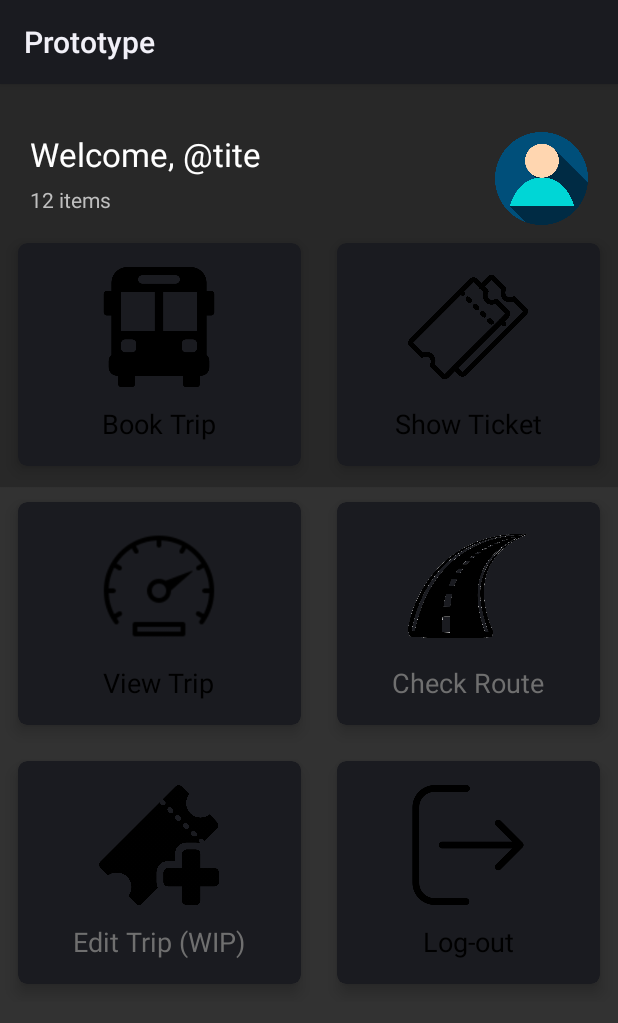
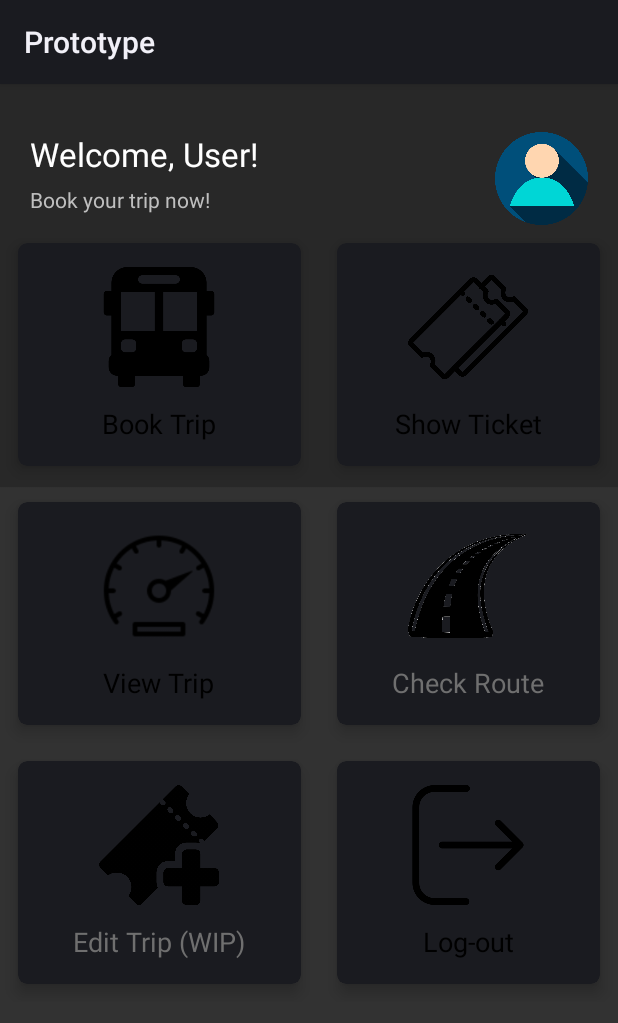
Before and after one commit to Dabidesu/TicketReservation, an Android app: the layout activity_dashboard.xml on its own in the app's theme, with its tools: preview values and no code run, on a phone screen of 412 x 824 dp. Shown: the top 1023 px of the screen. Run offline under Robolectric (Android 15) with nearby library versions, the phone set to English and light mode, and no system bars; Roboto replaces fonts that are not available here.

Commit message:
Working GUI

```diff
--- a/app/src/main/AndroidManifest.xml
+++ b/app/src/main/AndroidManifest.xml
@@ -9,7 +9,11 @@
         android:roundIcon="@mipmap/ic_launcher_round"
         android:supportsRtl="true"
         android:theme="@style/Theme.Prototype">
-        <activity android:name=".Dashboard"></activity>
+        <activity android:name=".Screen_Trip"></activity>
+        <activity android:name=".Screen_Ticket" />
+        <activity android:name=".Screen_Receipt" />
+        <activity android:name=".Screen_Payment" />
+        <activity android:name=".Dashboard" />
         <activity android:name=".Login" />
         <activity android:name=".SplashScreen">
             <intent-filter>
--- a/app/src/main/res/layout/activity_dashboard.xml
+++ b/app/src/main/res/layout/activity_dashboard.xml
@@ -11,7 +11,7 @@
     <LinearLayout
         android:orientation="vertical"
         android:layout_width="match_parent"
-        android:layout_height="match_parent">
+        android:layout_height="wrap_content">
 
         <RelativeLayout
             android:layout_marginTop="32dp"
@@ -21,22 +21,23 @@
             android:layout_height="wrap_content">
 
             <TextView
-                android:id="@+id/txtuser"
+                android:id="@+id/txt_user"
                 android:layout_width="wrap_content"
                 android:layout_height="wrap_content"
-                android:text="Welcome, @tite"
+                android:text="@string/dash_msg1"
                 android:textColor="#FFFFFF"
                 android:textSize="22sp" />
             <TextView
                 android:layout_marginTop="6dp"
-                android:layout_below="@+id/txtuser"
-                android:text="12 items"
+                android:layout_below="@+id/txt_user"
+                android:text="@string/dash_msg2"
                 android:textSize="14sp"
                 android:textColor="#bfbfbf"
                 android:layout_width="wrap_content"
                 android:layout_height="wrap_content" />
 
             <ImageView
+                android:contentDescription="@string/desc"
                 android:layout_width="62dp"
                 android:layout_height="62dp"
                 android:layout_alignParentRight="true"
@@ -69,6 +70,8 @@
                     android:layout_height="match_parent">
 
                     <ImageView
+                        android:id="@+id/dashButton1"
+                        android:contentDescription="@string/desc"
                         android:src="@drawable/dash_bus"
                         android:layout_width="80dp"
                         android:layout_height="80dp"/>
@@ -77,7 +80,7 @@
                         android:layout_marginTop="12dp"
                         android:textColor="#000000"
                         android:textSize="18sp"
-                        android:text="Book Trip"
+                        android:text="@string/dash_msg3"
                         android:layout_width="wrap_content"
                         android:layout_height="wrap_content"/>
                 </LinearLayout>
@@ -100,6 +103,8 @@
                     android:layout_height="match_parent">
 
                     <ImageView
+                        android:id="@+id/dashButton2"
+                        android:contentDescription="@string/desc"
                         android:src="@drawable/dash_show"
                         android:layout_width="80dp"
                         android:layout_height="80dp"/>
@@ -108,7 +113,7 @@
                         android:layout_width="wrap_content"
                         android:layout_height="wrap_content"
                         android:layout_marginTop="12dp"
-                        android:text="Show Ticket"
+                        android:text="@string/dash_msg4"
                         android:textColor="#000000"
                         android:textSize="18sp" />
                 </LinearLayout>
@@ -131,6 +136,8 @@
                     android:layout_height="match_parent">
 
                     <ImageView
+                        android:id="@+id/dashButton3"
+                        android:contentDescription="@string/desc"
                         android:src="@drawable/dash_trip"
                         android:layout_width="80dp"
                         android:layout_height="80dp"/>
@@ -139,7 +146,7 @@
                         android:layout_marginTop="12dp"
                         android:textColor="#000000"
                         android:textSize="18sp"
-                        android:text="View Trip"
+                        android:text="@string/dash_msg5"
                         android:layout_width="wrap_content"
                         android:layout_height="wrap_content"/>
                 </LinearLayout>
@@ -162,6 +169,8 @@
                     android:layout_height="match_parent">
 
                     <ImageView
+                        android:id="@+id/dashButton4"
+                        android:contentDescription="@string/desc"
                         android:src="@drawable/dash_route"
                         android:layout_width="80dp"
                         android:layout_height="80dp"/>
@@ -170,7 +179,7 @@
                         android:layout_width="wrap_content"
                         android:layout_height="wrap_content"
                         android:layout_marginTop="12dp"
-                        android:text="Check Route"
+                        android:text="@string/dash_msg6"
                         android:textColor="#6f6f6f"
                         android:textSize="18sp" />
                 </LinearLayout>
@@ -192,6 +201,8 @@
                     android:layout_height="match_parent">
 
                     <ImageView
+                        android:id="@+id/dashButton5"
+                        android:contentDescription="@string/desc"
                         android:src="@drawable/dash_edit"
                         android:layout_width="80dp"
                         android:layout_height="80dp"/>
@@ -200,7 +211,7 @@
                         android:layout_width="wrap_content"
                         android:layout_height="wrap_content"
                         android:layout_marginTop="12dp"
-                        android:text="Edit Trip (WIP)"
+                        android:text="@string/dash_msg7"
                         android:textColor="#6f6f6f"
                         android:textSize="18sp" />
                 </LinearLayout>
@@ -223,6 +234,8 @@
                     android:layout_height="match_parent">
 
                     <ImageView
+                        android:id="@+id/dashButton6"
+                        android:contentDescription="@string/desc"
                         android:src="@drawable/dash_logout"
                         android:layout_width="80dp"
                         android:layout_height="80dp"/>
@@ -231,7 +244,7 @@
                         android:layout_width="wrap_content"
                         android:layout_height="wrap_content"
                         android:layout_marginTop="12dp"
-                        android:text="Log-out"
+                        android:text="@string/dash_msg8"
                         android:textColor="#000000"
                         android:textSize="18sp" />
                 </LinearLayout>
--- a/app/src/main/res/values/strings.xml
+++ b/app/src/main/res/values/strings.xml
@@ -1,3 +1,20 @@
 <resources>
     <string name="app_name">Prototype</string>
+    <string name="desc">desc</string>
+
+    <string name="dash_msg1">Welcome, User!</string>
+    <string name="dash_msg2">Book your trip now!</string>
+    <string name="dash_msg3">Book Trip</string>
+    <string name="dash_msg4">Show Ticket</string>
+    <string name="dash_msg5">View Trip</string>
+    <string name="dash_msg6">Check Route</string>
+    <string name="dash_msg7">Edit Trip (WIP)</string>
+    <string name="dash_msg8">Log-out</string>
+
+    <string name="button1">Sign In</string>
+    <string name="button2">Register</string>
+    <string name="button3">Guest Log-in</string>
+
+    <string name="msg1">Welcome</string>
+    <string name="msg2">bitch</string>
 </resources>
```
Also changed, not shown: app/src/main/java/com/example/prototype/Dashboard.java (+101 -0 lines), app/src/main/java/com/example/prototype/Screen_Payment.java (added, +14 -0 lines), app/src/main/java/com/example/prototype/Screen_Receipt.java (added, +14 -0 lines), app/src/main/java/com/example/prototype/Screen_Ticket.java (added, +14 -0 lines), app/src/main/java/com/example/prototype/Screen_Trip.java (added, +14 -0 lines), app/src/main/res/layout/activity_login.xml (+62 -31 lines), app/src/main/res/layout/activity_screen_payment.xml (added, +9 -0 lines), app/src/main/res/layout/activity_screen_receipt.xml (added, +9 -0 lines), app/src/main/res/layout/activity_screen_ticket.xml (added, +9 -0 lines), app/src/main/res/layout/activity_screen_trip.xml (added, +9 -0 lines), app/src/main/res/layout/activity_splash.xml (+11 -8 lines), app/src/main/res/drawable/bus_ticket.png (renamed from app/src/main/res/drawable/busticketo.png), app/src/main/res/drawable/logo.png (renamed from app/src/main/res/drawable/pitx.png), app/src/main/res/drawable/logo_2.png (renamed from app/src/main/res/drawable/pitx2.png), 1 more files.
